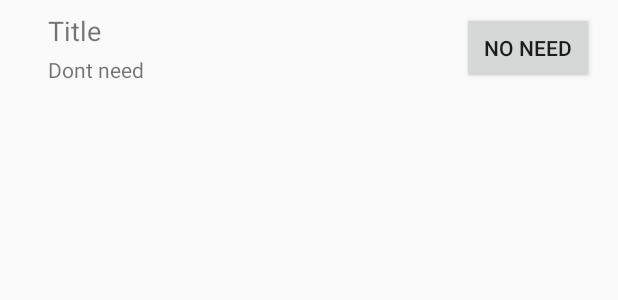
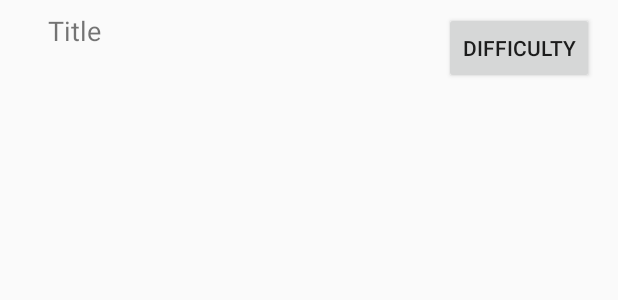
Before and after one commit to bullzombie43/NomNomNow-1, an Android app: the layout list_item_recipe.xml on its own in the app's theme, with its tools: preview values and no code run, on a phone screen of 412 x 824 dp. Shown: the top 300 px of the screen. Run offline under Robolectric (Android 15) with nearby library versions, the phone set to English and light mode, and no system bars.

```diff
--- a/app/src/main/res/layout/list_item_recipe.xml
+++ b/app/src/main/res/layout/list_item_recipe.xml
@@ -19,24 +19,13 @@
         app:layout_constraintStart_toStartOf="parent"
         app:layout_constraintTop_toTopOf="parent" />
 
-    <TextView
-        android:id="@+id/recipe_date"
-        android:layout_width="0dp"
-        android:layout_height="wrap_content"
-        android:layout_marginStart="32dp"
-        android:layout_marginTop="4dp"
-        android:text="Dont need"
-        android:visibility="visible"
-        app:layout_constraintStart_toStartOf="parent"
-        app:layout_constraintTop_toBottomOf="@+id/recipe_title" />
-
     <Button
         android:id="@+id/button"
         android:layout_width="wrap_content"
         android:layout_height="wrap_content"
         android:layout_marginTop="8dp"
         android:layout_marginEnd="16dp"
-        android:text="No need"
+        android:text="@string/difficulty"
         app:layout_constraintEnd_toEndOf="parent"
         app:layout_constraintTop_toTopOf="parent" />
 
--- a/app/src/main/res/values/strings.xml
+++ b/app/src/main/res/values/strings.xml
@@ -1,5 +1,5 @@
 <resources>
-    <string name="app_name">PantryPal</string>
+    <string name="app_name">NomNomNow</string>
      <string name="recipe_title_label">Title</string>
     <string name="recipe_ingredients_label">Ingredients</string>
     <string name="recipe_favorite_label">Favorite</string>
@@ -16,6 +16,7 @@
     <string name="generate_recipes">Generate Recipes</string>
     <string name="clear_recipes">Clear Recipes</string>
     <string name="clear_recipes_string">Clear Recipes</string>
+    <string name="difficulty">difficulty</string>
 
 
 </resources>
```
Also changed, not shown: app/src/main/java/com/bignerdranch/android/pantrypal/Recipe.java (+15 -0 lines), app/src/main/java/com/bignerdranch/android/pantrypal/RecipeAdapter.java (+7 -0 lines).
